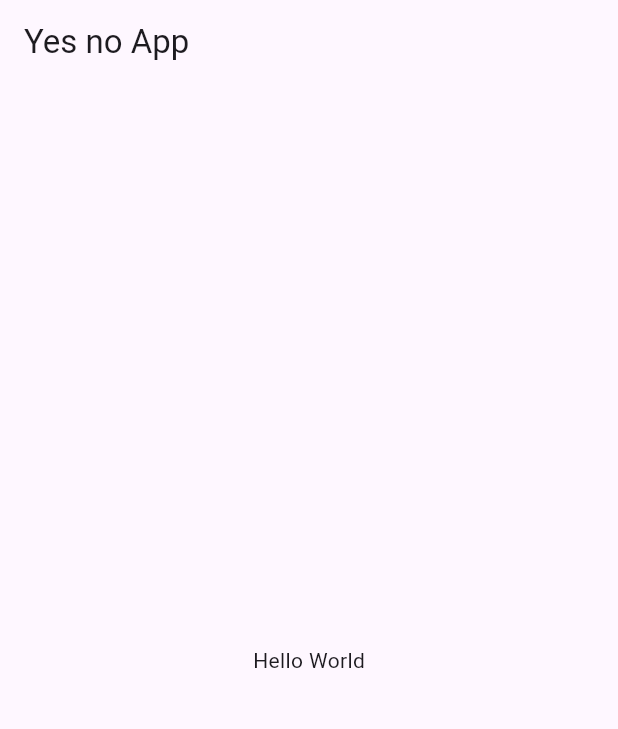
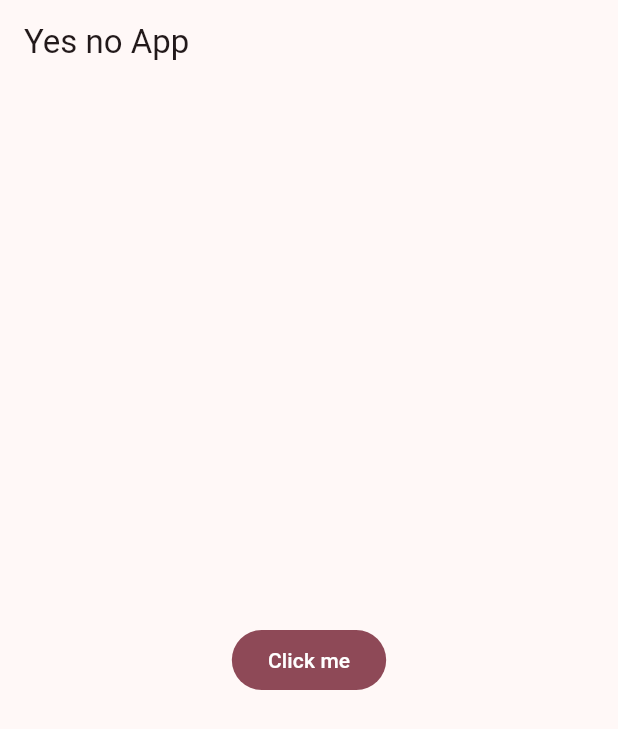
Before and after one commit to Drakoreo/yes_no_app, a Flutter app: the screen it shows after launch, on a phone screen of 412 x 824 dp. Shown: the top 729 px of the screen. Run offline on Flutter 3.47's test engine with Material 3 defaults, Android fonts, the phone set to English and light mode, and no system bars.

Commit message:
Estilo global de la app

```diff
--- /dev/null
+++ b/lib/config/theme/app_theme.dart
@@ -0,0 +1,28 @@
+import 'package:flutter/material.dart';
+
+const Color _customColor = Color.fromARGB(255, 3, 0, 170);
+
+const List<Color> _colorThemes = [
+  _customColor,
+  Colors.blue,
+  Colors.teal,
+  Colors.green,
+  Colors.yellow,
+  Colors.orange,
+  Colors.pink,
+];
+
+class AppTheme {
+  final int selectedColor;
+
+  AppTheme({this.selectedColor = 0})
+      : assert(selectedColor >= 0 && selectedColor <= _colorThemes.length - 1,
+            'Index of colors must be 0 ans ${_colorThemes.length}');
+
+  ThemeData theme() {
+    return ThemeData(
+      useMaterial3: true,
+      colorSchemeSeed: _colorThemes[selectedColor],
+    );
+  }
+}
--- a/lib/main.dart
+++ b/lib/main.dart
@@ -1,4 +1,5 @@
 import 'package:flutter/material.dart';
+import 'package:yes_no_app/config/theme/app_theme.dart';
 
 void main() => runApp(const MyApp());
 
@@ -8,13 +9,18 @@ class MyApp extends StatelessWidget {
   @override
   Widget build(BuildContext context) {
     return MaterialApp(
-      title: 'Material App',
+      title: 'Yes No App',
+      debugShowCheckedModeBanner: false,
+      theme: AppTheme( selectedColor: 6 ).theme(),
       home: Scaffold(
         appBar: AppBar(
           title: const Text('Yes no App'),
         ),
-        body: const Center(
-          child: Text('Hello World'),
+        body: Center(
+          child: FilledButton(
+            onPressed: () { } ,
+            child: const Text( 'Click me' )
+            )
         ),
       ),
     );
```
